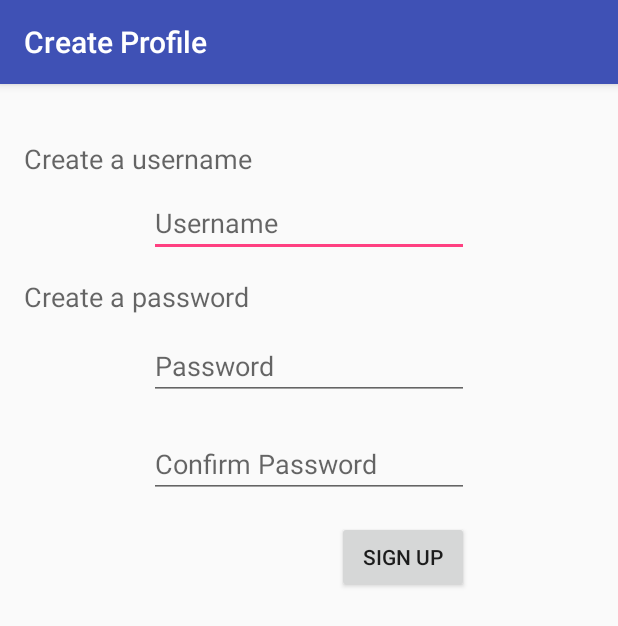
After one commit to delaware2017/team-3, an Android app: the createlogin screen opened directly, with no data from a screen before it, on a phone screen of 412 x 824 dp. The commit adds this screen. Shown: the top 626 px of the screen. Run offline under Robolectric (Android 15) with nearby library versions, the phone set to English and light mode, and no system bars.

Commit message:
Added createlogin and congrats and modified some other classes.

```diff
--- a/android_app/app/build.gradle
+++ b/android_app/app/build.gradle
@@ -21,6 +21,7 @@ android {
 
 dependencies {
     compile fileTree(dir: 'libs', include: ['*.jar'])
+    compile 'com.google.android.gms:play-services-maps:10.0.1'
     androidTestCompile('com.android.support.test.espresso:espresso-core:2.2.2', {
         exclude group: 'com.android.support', module: 'support-annotations'
     })
--- a/android_app/app/src/main/AndroidManifest.xml
+++ b/android_app/app/src/main/AndroidManifest.xml
@@ -25,6 +25,8 @@
             android:name=".leftscroller"
             android:label="@string/title_activity_leftscroller"
             android:theme="@style/AppTheme.NoActionBar" />
+        <activity android:name=".createlogin" />
+        <activity android:name=".congrats"></activity>
     </application>
 
 </manifest>
--- a/android_app/app/src/main/java/com/example/mike/codeforgood/SignIn.java
+++ b/android_app/app/src/main/java/com/example/mike/codeforgood/SignIn.java
@@ -28,7 +28,8 @@ public class SignIn extends AppCompatActivity {
         login.setOnClickListener(new View.OnClickListener() {
             @Override
             public void onClick(View v) {
-                if (!username.getText().toString().trim().equals("") &&
+                // Checks username and password with DB
+                if (!username.getText().toString().trim().equals("") ||
                         !password.getText().toString().trim().equals("")) {
                     Intent phone = new Intent(SignIn.this, leftscroller.class);
                     phone.setFlags(Intent.FLAG_ACTIVITY_CLEAR_TOP);
--- /dev/null
+++ b/android_app/app/src/main/java/com/example/mike/codeforgood/createlogin.java
@@ -0,0 +1,60 @@
+package com.example.mike.codeforgood;
+
+import android.content.Intent;
+import android.support.v7.app.AppCompatActivity;
+import android.os.Bundle;
+import android.view.View;
+import android.widget.Button;
+import android.widget.EditText;
+import android.widget.Toast;
+
+public class createlogin extends AppCompatActivity {
+
+    @Override
+    protected void onCreate(Bundle savedInstanceState) {
+        super.onCreate(savedInstanceState);
+        setContentView(R.layout.activity_createlogin);
+        getSupportActionBar().setTitle("Create Profile");
+
+        Button signup = (Button) findViewById(R.id.signupButton);
+        final EditText newusername = (EditText) findViewById(R.id.newusername);
+        final EditText password1 = (EditText) findViewById(R.id.password1);
+        final EditText password2 = (EditText) findViewById(R.id.password2);
+
+        signup.setOnClickListener(new View.OnClickListener() {
+            @Override
+            public void onClick(View view) {
+                // Checks username availability with DB
+                String str = "";
+                Boolean userFlag = false;
+                Boolean passwordFlag1 = false;
+                Boolean passwordFlag2 = false;
+
+                if((newusername.getText().toString().trim().equals(""))){
+                    // Says username is not available or is invalid
+                    str = "That username is either blank or is taken. Please try again.";
+                    userFlag = true;
+                }
+                if((password2.getText().toString().trim().equals(""))
+                        || (password1.getText().toString().trim().equals(""))){
+                    str = "Pleae enter a valid password";
+                    passwordFlag1 = true;
+                }
+                if(!(password1.getText().toString().trim().equals(password2.getText().toString().trim()))){
+                    str = "Password does not match. Please try again.";
+                    passwordFlag2 = true;
+                }
+                if(userFlag || passwordFlag1 || passwordFlag2) {
+                    Toast.makeText(getApplicationContext(), str, Toast.LENGTH_SHORT).show();
+                }
+                // If flags aren't triggered
+                else{
+                    startActivity(new Intent(createlogin.this, congrats.class));
+                }
+
+                // Checks with DB if username is available
+                // Stores new username and password into DB
+            }
+        });
+    }
+}
--- /dev/null
+++ b/android_app/app/src/main/res/layout/activity_createlogin.xml
@@ -0,0 +1,74 @@
+<?xml version="1.0" encoding="utf-8"?>
+<android.support.constraint.ConstraintLayout xmlns:android="http://schemas.android.com/apk/res/android"
+    xmlns:app="http://schemas.android.com/apk/res-auto"
+    xmlns:tools="http://schemas.android.com/tools"
+    android:layout_width="match_parent"
+    android:layout_height="match_parent"
+    tools:context="com.example.mike.codeforgood.createlogin">
+
+    <TextView
+        android:id="@+id/textView4"
+        android:layout_width="wrap_content"
+        android:layout_height="wrap_content"
+        android:layout_marginStart="16dp"
+        android:layout_marginTop="14dp"
+        android:text="Create a password"
+        android:textAppearance="@style/TextAppearance.AppCompat.Medium"
+        app:layout_constraintStart_toStartOf="parent"
+        app:layout_constraintTop_toBottomOf="@+id/newusername" />
+
+    <TextView
+        android:id="@+id/textView3"
+        android:layout_width="wrap_content"
+        android:layout_height="wrap_content"
+        android:layout_marginStart="16dp"
+        android:layout_marginTop="37dp"
+        android:text="Create a username"
+        android:textAppearance="@style/TextAppearance.AppCompat.Medium"
+        app:layout_constraintStart_toStartOf="parent"
+        app:layout_constraintTop_toTopOf="parent" />
+
+    <EditText
+        android:id="@+id/newusername"
+        android:layout_width="wrap_content"
+        android:layout_height="wrap_content"
+        android:layout_marginTop="8dp"
+        android:ems="10"
+        android:hint="Username"
+        android:inputType="textPersonName"
+        app:layout_constraintEnd_toEndOf="parent"
+        app:layout_constraintStart_toStartOf="parent"
+        app:layout_constraintTop_toBottomOf="@+id/textView3" />
+
+    <EditText
+        android:id="@+id/password1"
+        android:layout_width="wrap_content"
+        android:layout_height="wrap_content"
+        android:layout_marginTop="11dp"
+        android:ems="10"
+        android:hint="Password"
+        android:inputType="textPassword"
+        app:layout_constraintEnd_toEndOf="parent"
+        app:layout_constraintStart_toStartOf="parent"
+        app:layout_constraintTop_toBottomOf="@+id/textView4" />
+
+    <EditText
+        android:id="@+id/password2"
+        android:layout_width="wrap_content"
+        android:layout_height="wrap_content"
+        android:layout_marginTop="20dp"
+        android:ems="10"
+        android:hint="Confirm Password"
+        android:inputType="textPassword"
+        app:layout_constraintStart_toStartOf="@+id/password1"
+        app:layout_constraintTop_toBottomOf="@+id/password1" />
+
+    <Button
+        android:id="@+id/signupButton"
+        android:layout_width="wrap_content"
+        android:layout_height="wrap_content"
+        android:layout_marginTop="15dp"
+        android:text="Sign Up"
+        app:layout_constraintEnd_toEndOf="@+id/password2"
+        app:layout_constraintTop_toBottomOf="@+id/password2" />
+</android.support.constraint.ConstraintLayout>
--- a/android_app/app/src/main/res/values/strings.xml
+++ b/android_app/app/src/main/res/values/strings.xml
@@ -7,4 +7,5 @@
 
     <string name="action_settings">Settings</string>
     <string name="title_activity_leftscroller">leftscroller</string>
+    <string name="title_activity_google_map">Map</string>
 </resources>
```
Also changed, not shown: android_app/app/src/debug/res/values/google_maps_api.xml (added, +24 -0 lines), android_app/app/src/main/java/com/example/mike/codeforgood/Register.java (+8 -1 lines), android_app/app/src/main/java/com/example/mike/codeforgood/congrats.java (added, +26 -0 lines), android_app/app/src/main/java/com/example/mike/codeforgood/leftscroller.java (+10 -5 lines), android_app/app/src/main/res/layout/activity_congrats.xml (added, +40 -0 lines), android_app/app/src/main/res/layout/activity_register.xml (+9 -0 lines), android_app/app/src/main/res/menu/activity_leftscroller_drawer.xml (+3 -11 lines), android_app/app/src/main/res/menu/activity_main2_drawer.xml (+3 -20 lines), android_app/app/gradle/wrapper/gradle-wrapper.properties (added), 7 other files.
